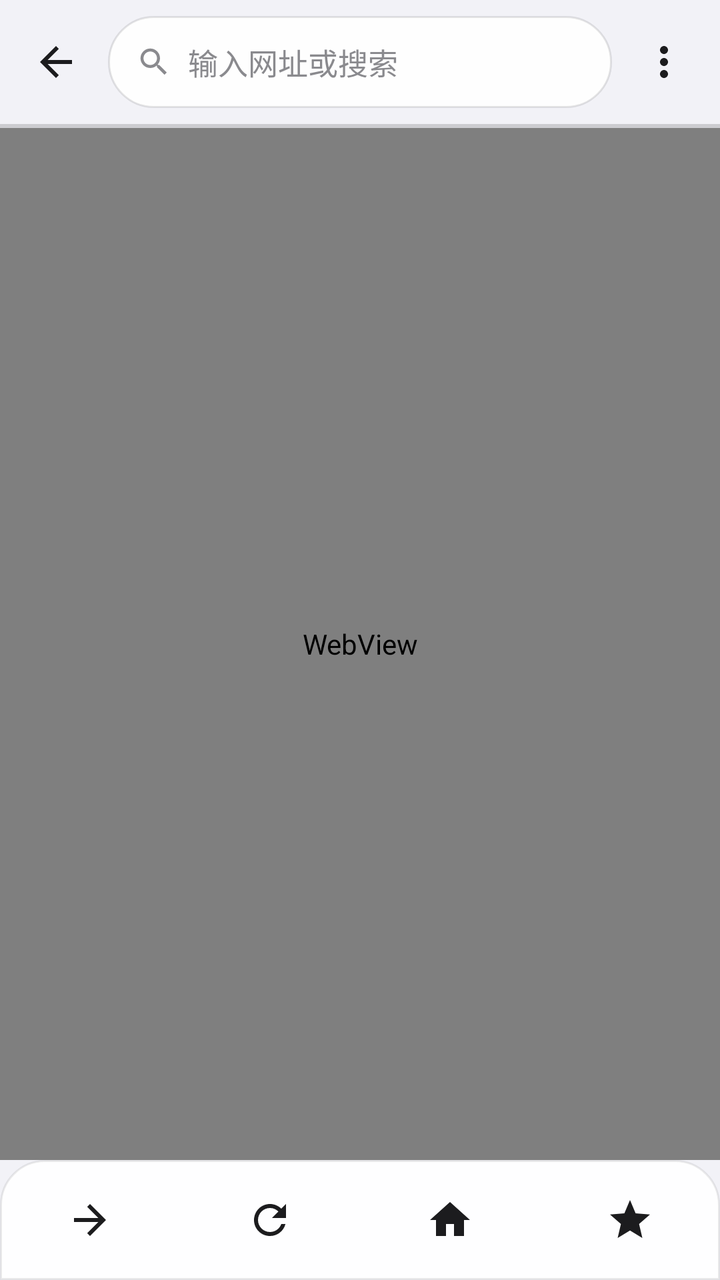
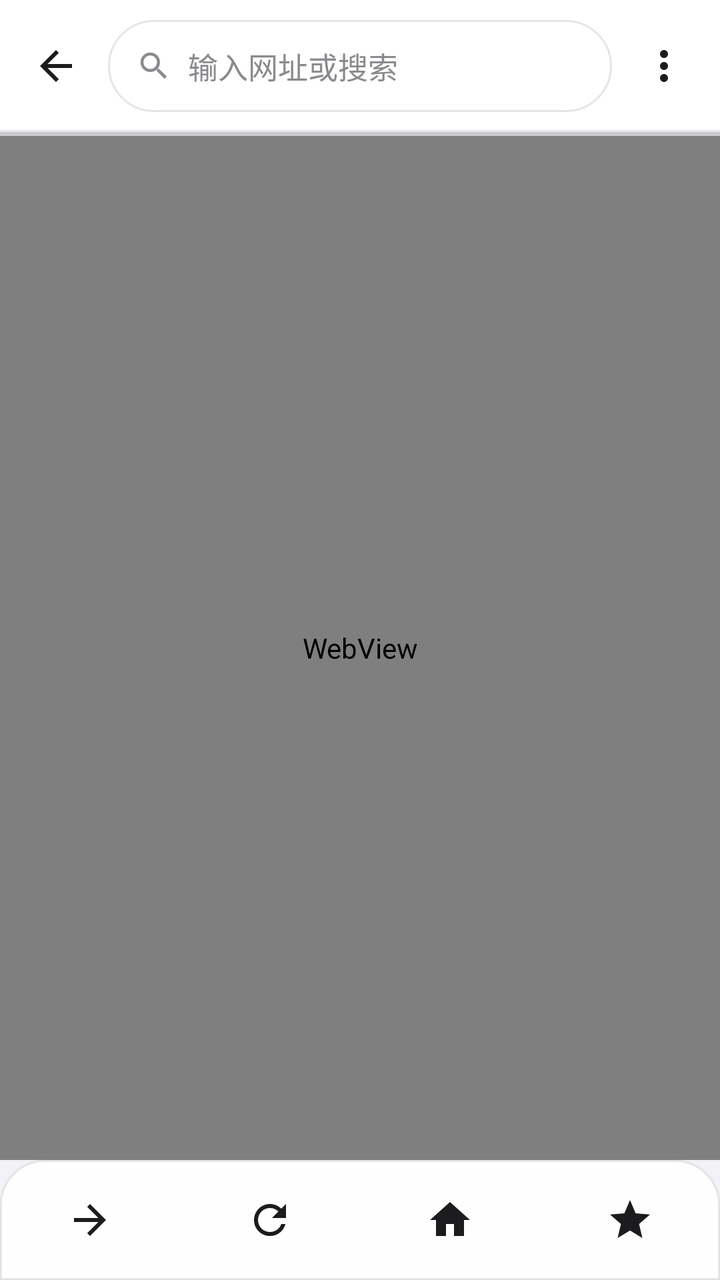

The first picture is an Android layout as it rendered before a commit; the second is the same layout after the commit. The layout source and the unified diff follow.
<!-- AndroidManifest.xml: application theme AppTheme -->
<!-- res/layout/activity_main.xml -->
<?xml version="1.0" encoding="utf-8"?>
<LinearLayout xmlns:android="http://schemas.android.com/apk/res/android"
    android:id="@+id/root"
    android:layout_width="match_parent"
    android:layout_height="match_parent"
    android:orientation="vertical"
    android:background="@color/bg">

    <LinearLayout
        android:id="@+id/address_bar"
        android:layout_width="match_parent"
        android:layout_height="wrap_content"
        android:orientation="horizontal"
        android:gravity="center_vertical"
        android:paddingStart="6dp"
        android:paddingEnd="6dp"
        android:paddingTop="8dp"
        android:paddingBottom="8dp">

        <ImageButton
            android:id="@+id/btn_back"
            style="@style/GlassIconButton"
            android:src="@drawable/ic_back"
            android:contentDescription="@string/back" />

        <LinearLayout
            android:layout_width="0dp"
            android:layout_height="46dp"
            android:layout_weight="1"
            android:layout_marginStart="4dp"
            android:layout_marginEnd="4dp"
            android:gravity="center_vertical"
            android:background="@drawable/bg_url_bar"
            android:paddingStart="14dp"
            android:paddingEnd="14dp">

            <ImageView
                android:layout_width="18dp"
                android:layout_height="18dp"
                android:src="@drawable/ic_search"
                android:tint="@color/text_secondary"
                android:contentDescription="@null" />

            <EditText
                android:id="@+id/url_bar"
                android:layout_width="0dp"
                android:layout_height="match_parent"
                android:layout_weight="1"
                android:layout_marginStart="8dp"
                android:hint="@string/hint_url"
                android:textSize="15sp"
                android:textColor="@color/text"
                android:textColorHint="@color/text_secondary"
                android:background="@null"
                android:singleLine="true"
                android:imeOptions="actionGo"
                android:inputType="textUri"
                android:importantForAutofill="no" />
        </LinearLayout>

        <ImageButton
            android:id="@+id/btn_menu"
            style="@style/GlassIconButton"
            android:src="@drawable/ic_more"
            android:contentDescription="@string/settings" />
    </LinearLayout>

    <ProgressBar
        android:id="@+id/progress"
        style="?android:attr/progressBarStyleHorizontal"
        android:layout_width="match_parent"
        android:layout_height="2dp"
        android:max="100"
        android:progressTint="@color/primary" />

    <WebView
        android:id="@+id/webview"
        android:layout_width="match_parent"
        android:layout_height="0dp"
        android:layout_weight="1" />

    <LinearLayout
        android:id="@+id/toolbar"
        android:layout_width="match_parent"
        android:layout_height="wrap_content"
        android:orientation="horizontal"
        android:gravity="center_vertical"
        android:background="@drawable/bg_bottom_bar"
        android:paddingTop="8dp"
        android:paddingBottom="8dp">

        <ImageButton
            android:id="@+id/btn_forward"
            style="@style/GlassIconButton"
            android:layout_width="0dp"
            android:layout_weight="1"
            android:src="@drawable/ic_forward"
            android:contentDescription="@string/forward" />

        <ImageButton
            android:id="@+id/btn_refresh"
            style="@style/GlassIconButton"
            android:layout_width="0dp"
            android:layout_weight="1"
            android:src="@drawable/ic_refresh"
            android:contentDescription="@string/refresh" />

        <ImageButton
            android:id="@+id/btn_home"
            style="@style/GlassIconButton"
            android:layout_width="0dp"
            android:layout_weight="1"
            android:src="@drawable/ic_home"
            android:contentDescription="@string/home" />

        <ImageButton
            android:id="@+id/btn_star"
            style="@style/GlassIconButton"
            android:layout_width="0dp"
            android:layout_weight="1"
            android:src="@drawable/ic_star"
            android:contentDescription="@string/add_bookmark" />
    </LinearLayout>
</LinearLayout>
<!-- resources referenced by this layout -->
<resources>
  <color name="bg">#F2F2F7</color>
  <color name="primary">#0A84FF</color>
  <color name="text">#1C1C1E</color>
  <color name="text_secondary">#8A8A8E</color>
  <!-- drawable bg_bottom_bar (drawable) -->
  <?xml version="1.0" encoding="utf-8"?>
  <shape xmlns:android="http://schemas.android.com/apk/res/android"
      android:shape="rectangle">
      <solid android:color="#F2FFFFFF" />
      <corners
          android:topLeftRadius="22dp"
          android:topRightRadius="22dp" />
      <stroke
          android:width="1dp"
          android:color="#14000000" />
  </shape>
  <!-- drawable bg_url_bar (drawable) -->
  <?xml version="1.0" encoding="utf-8"?>
  <shape xmlns:android="http://schemas.android.com/apk/res/android"
      android:shape="rectangle">
      <solid android:color="#E6FFFFFF" />
      <corners android:radius="24dp" />
      <stroke
          android:width="1dp"
          android:color="#1A000000" />
  </shape>
  <!-- drawable ic_back (drawable) -->
  <vector xmlns:android="http://schemas.android.com/apk/res/android"
      android:width="24dp"
      android:height="24dp"
      android:viewportWidth="24"
      android:viewportHeight="24">
      <path
          android:fillColor="#FF000000"
          android:pathData="M20,11H7.83l5.59,-5.59L12,4l-8,8 8,8 1.41,-1.41L7.83,13H20v-2z" />
  </vector>
  <!-- drawable ic_forward (drawable) -->
  <vector xmlns:android="http://schemas.android.com/apk/res/android"
      android:width="24dp"
      android:height="24dp"
      android:viewportWidth="24"
      android:viewportHeight="24">
      <path
          android:fillColor="#FF000000"
          android:pathData="M12,4l-1.41,1.41L16.17,11H4v2h12.17l-5.58,5.59L12,20l8,-8z" />
  </vector>
  <!-- drawable ic_home (drawable) -->
  <vector xmlns:android="http://schemas.android.com/apk/res/android"
      android:width="24dp"
      android:height="24dp"
      android:viewportWidth="24"
      android:viewportHeight="24">
      <path
          android:fillColor="#FF000000"
          android:pathData="M10,20v-6h4v6h5v-8h3L12,3 2,12h3v8z" />
  </vector>
  <!-- drawable ic_star (drawable) -->
  <vector xmlns:android="http://schemas.android.com/apk/res/android"
      android:width="24dp"
      android:height="24dp"
      android:viewportWidth="24"
      android:viewportHeight="24">
      <path
          android:fillColor="#FF000000"
          android:pathData="M12,17.27L18.18,21l-1.64,-7.03L22,9.24l-7.19,-0.61L12,2 9.19,8.63 2,9.24l5.46,4.73L5.82,21z" />
  </vector>
  <string name="add_bookmark">添加书签</string>
  <string name="back">后退</string>
  <string name="forward">前进</string>
  <string name="hint_url">输入网址或搜索</string>
  <string name="home">主页</string>
  <string name="refresh">刷新</string>
  <string name="settings">设置</string>
  <style name="GlassIconButton" parent="android:Widget.Material.ImageButton">
          <item name="android:layout_width">44dp</item>
          <item name="android:layout_height">44dp</item>
          <item name="android:background">?android:attr/selectableItemBackgroundBorderless</item>
          <item name="android:scaleType">centerInside</item>
          <item name="android:tint">@color/text</item>
      </style>
  <color name="primary_dark">#0060DF</color>
  <!-- unchanged entries left out for length: 4 -->
</resources>

<!-- the commit's change to res/layout/activity_main.xml (unified diff, before → after) -->
@@ -4,6 +4,7 @@
     android:layout_width="match_parent"
     android:layout_height="match_parent"
     android:orientation="vertical"
+    android:fitsSystemWindows="true"
     android:background="@color/bg">
 
     <LinearLayout
@@ -12,10 +13,11 @@
         android:layout_height="wrap_content"
         android:orientation="horizontal"
         android:gravity="center_vertical"
+        android:background="@drawable/bg_top_bar"
         android:paddingStart="6dp"
         android:paddingEnd="6dp"
-        android:paddingTop="8dp"
-        android:paddingBottom="8dp">
+        android:paddingTop="10dp"
+        android:paddingBottom="10dp">
 
         <ImageButton
             android:id="@+id/btn_back"
<!-- resource entries referenced after the edit -->
@@ -16,6 +16,20 @@
           android:width="1dp"
           android:color="#14000000" />
   </shape>
+  <!-- drawable bg_top_bar (drawable) -->
+  <?xml version="1.0" encoding="utf-8"?>
+  <layer-list xmlns:android="http://schemas.android.com/apk/res/android">
+      <item>
+          <shape android:shape="rectangle">
+              <solid android:color="#FFFFFF" />
+          </shape>
+      </item>
+      <item android:gravity="bottom" android:height="1dp">
+          <shape android:shape="rectangle">
+              <solid android:color="#E5E5EA" />
+          </shape>
+      </item>
+  </layer-list>
   <!-- drawable bg_url_bar (drawable) -->
   <?xml version="1.0" encoding="utf-8"?>
   <shape xmlns:android="http://schemas.android.com/apk/res/android"
